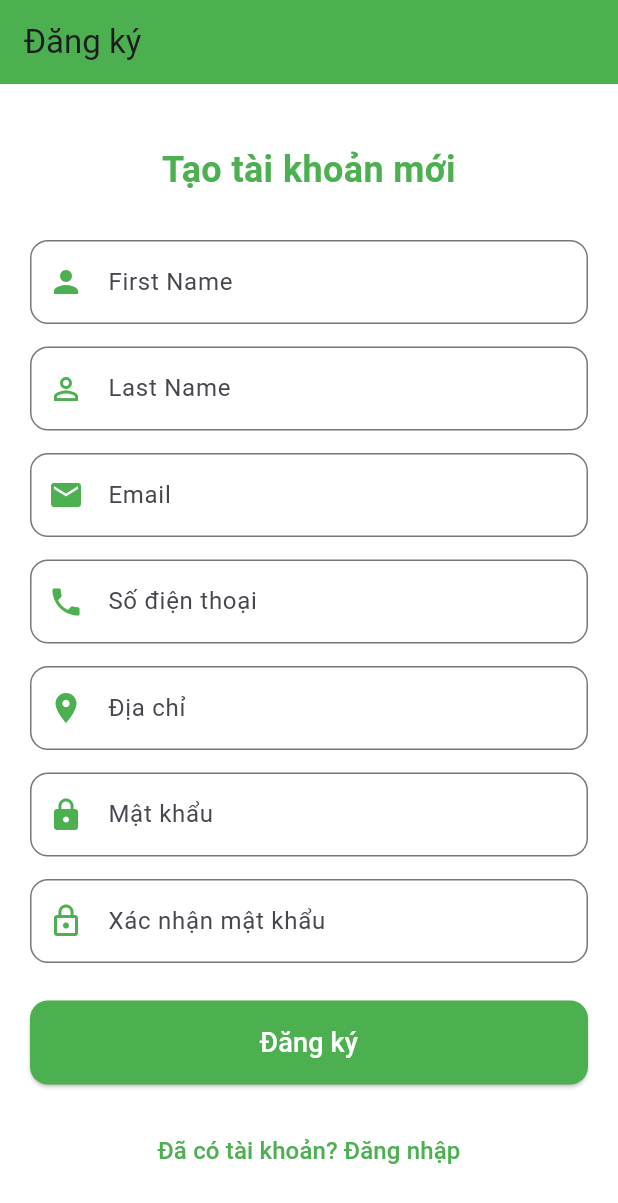
After one commit to hoquan04/flutter_final_sem4, a Flutter app: the screen it shows after launch, after a tap on "Chưa có tài khoản? Đăng ký", on a phone screen of 412 x 824 dp. The commit adds this screen. Shown: the top 1203 px of the screen. Run offline on Flutter 3.47's test engine with Material 3 defaults, Android fonts, the phone set to English and light mode, and no system bars; our stand-ins replace nb_utils, shared_preferences; network calls fail.

Commit message:
login and register

```diff
--- a/lib/data/model/user.dart
+++ b/lib/data/model/user.dart
@@ -5,7 +5,7 @@ class User {
   final String fullName;
   final String email;
   final String? phone;
-  final String passwordHash;
+  final String? passwordHash;
   final String? address;
   final UserRole role;
   final DateTime createdAt;
@@ -17,20 +17,22 @@ class User {
     this.phone,
     required this.passwordHash,
     this.address,
-    required this.role,
+    this.role = UserRole.Customer, // ✅ mặc định là Customer
     required this.createdAt,
   });
 
   factory User.fromJson(Map<String, dynamic> json) => User(
-    userId: json['userId'],
-    fullName: json['fullName'],
-    email: json['email'],
-    phone: json['phone'],
-    passwordHash: json['passwordHash'],
-    address: json['address'],
+    userId: json['userId'] ?? 0,
+    fullName: json['fullName'] ?? '',
+    email: json['email'] ?? '',
+    phone: json['phone'], // có thể null
+    passwordHash: json['passwordHash'], // có thể null
+    address: json['address'], // có thể null
     role: UserRole.values.firstWhere(
-            (e) => e.toString().split('.').last == json['role']),
-    createdAt: DateTime.parse(json['createdAt']),
+          (e) => e.toString().split('.').last == (json['role'] ?? 'Customer'),
+      orElse: () => UserRole.Customer,
+    ),
+    createdAt: DateTime.tryParse(json['createdAt'] ?? '') ?? DateTime.now(),
   );
 
   Map<String, dynamic> toJson() => {
--- a/lib/data/service/api_constants.dart
+++ b/lib/data/service/api_constants.dart
@@ -1,19 +1,15 @@
 class ApiConstants {
   // 👉 Nếu chạy trên emulator Android thì đổi localhost thành 10.0.2.2
-  //đây là cổng chạy gọi đến api phải là 10.0.2.2 chứ ko được gọi là localhost
   static const String domain = "10.0.2.2:7245";
-  // static const String domain = "10.0.2.2:7245"; // cho Android Emulator
   // static const String domain = "172.16.0.110:7245"; // cho device thật cùng WiFi
 
   // Base URL
   static String baseUrl = "http://$domain/api";
-
-  // Đường dẫn ảnh
-  // static String sourceImage = "https://localhost:58206/";
 
   // API endpoints
   static String productUrl = "$baseUrl/product";
   static String categoryUrl = "$baseUrl/category";
   static String orderUrl = "$baseUrl/order";
   static String brandUrl = "$baseUrl/brand";
+  static String authUrl = "$baseUrl/auth"; // thêm cho rõ ràng
 }
--- a/lib/main.dart
+++ b/lib/main.dart
@@ -1,3 +1,4 @@
+/*
 import 'package:flutter/material.dart';
 import 'package:flutter_final_sem4/ui/dashboard/dashboard_page.dart';
 import 'package:flutter_final_sem4/ui/home/home_page.dart';
@@ -18,3 +19,34 @@ class MyApp extends StatelessWidget {
     );
   }
 }
+*/
+
+import 'package:flutter/material.dart';
+import 'package:flutter_final_sem4/ui/auth/login_page.dart';
+import 'package:flutter_final_sem4/ui/auth/register_page.dart';
+import 'package:flutter_final_sem4/ui/dashboard/dashboard_page.dart';
+import 'package:flutter_final_sem4/ui/home/home_page.dart';
+
+void main() {
+  runApp(const MyApp());
+}
+
+class MyApp extends StatelessWidget {
+  const MyApp({super.key});
+
+  @override
+  Widget build(BuildContext context) {
+    return MaterialApp(
+      debugShowCheckedModeBanner: false,
+      title: "Shop Online",
+      // Khi chạy app sẽ hiển thị login trước
+      initialRoute: "/login",
+      routes: {
+        "/login": (context) => const LoginPage(),
+        "/register": (context) => const RegisterPage(),
+        "/home": (context) => const HomePage(),
+        "/dashboard": (context) => GroceryDashBoardScreen(),
+      },
+    );
+  }
+}
--- /dev/null
+++ b/lib/ui/auth/login_page.dart
@@ -0,0 +1,157 @@
+import 'package:flutter/material.dart';
+import 'package:flutter_final_sem4/data/repository/auth_repo.dart';
+import 'package:flutter_final_sem4/data/model/user.dart';
+
+class LoginPage extends StatefulWidget {
+  const LoginPage({super.key});
+
+  @override
+  State<LoginPage> createState() => _LoginPageState();
+}
+
+class _LoginPageState extends State<LoginPage> {
+  final _emailController = TextEditingController();
+  final _passwordController = TextEditingController();
+  final _authRepo = AuthRepository();
+  bool _loading = false;
+
+  Future<void> _login() async {
+    final email = _emailController.text.trim();
+    final pass = _passwordController.text.trim();
+
+    if (email.isEmpty || pass.isEmpty) {
+      ScaffoldMessenger.of(context).showSnackBar(
+        const SnackBar(content: Text("⚠️ Vui lòng nhập email và mật khẩu")),
+      );
+      return;
+    }
+
+    setState(() => _loading = true);
+
+    try {
+      User? user = await _authRepo.login(email, pass);
+
+      setState(() => _loading = false);
+
+      if (user != null) {
+        ScaffoldMessenger.of(context).showSnackBar(
+          const SnackBar(content: Text("✅ Đăng nhập thành công")),
+        );
+        Navigator.pushReplacementNamed(context, "/dashboard");
+      } else {
+        ScaffoldMessenger.of(context).showSnackBar(
+          const SnackBar(content: Text("❌ Sai email hoặc mật khẩu")),
+        );
+      }
+    } catch (e) {
+      setState(() => _loading = false);
+      ScaffoldMessenger.of(context).showSnackBar(
+        SnackBar(content: Text("Lỗi khi đăng nhập: $e")),
+      );
+    }
+  }
+
+  InputDecoration _inputStyle(String hint, IconData icon) {
+    return InputDecoration(
+      hintText: hint,
+      prefixIcon: Icon(icon, color: Colors.green),
+      filled: true,
+      fillColor: Colors.grey[100],
+      contentPadding: const EdgeInsets.symmetric(vertical: 16, horizontal: 20),
+      border: OutlineInputBorder(
+        borderRadius: BorderRadius.circular(30),
+        borderSide: BorderSide.none,
+      ),
+      focusedBorder: OutlineInputBorder(
+        borderRadius: BorderRadius.circular(30),
+        borderSide: const BorderSide(color: Colors.green, width: 2),
+      ),
+    );
+  }
+
+  @override
+  Widget build(BuildContext context) {
+    return Scaffold(
+      backgroundColor: Colors.white,
+      appBar: AppBar(
+        title: const Text("Đăng nhập"),
+        backgroundColor: Colors.green,
+      ),
+      body: Center(
+        child: SingleChildScrollView(
+          padding: const EdgeInsets.all(24),
+          child: Column(
+            children: [
+              const Icon(Icons.shopping_cart, size: 80, color: Colors.green),
+              const SizedBox(height: 20),
+              const Text(
+                "Chào mừng trở lại",
+                style: TextStyle(
+                  fontSize: 24,
+                  fontWeight: FontWeight.bold,
+                  color: Colors.green,
+                ),
+              ),
+              const SizedBox(height: 30),
+
+              // Email
+              TextField(
+                controller: _emailController,
+                keyboardType: TextInputType.emailAddress,
+                decoration: _inputStyle("Email", Icons.email),
+              ),
+              const SizedBox(height: 16),
+
+              // Password
+              TextField(
+                controller: _passwordController,
+                obscureText: true,
+                decoration: _inputStyle("Mật khẩu", Icons.lock),
+              ),
+              const SizedBox(height: 24),
+
+              // Nút đăng nhập
+              SizedBox(
+                width: double.infinity,
+                height: 50,
+                child: ElevatedButton(
+                  style: ElevatedButton.styleFrom(
+                    backgroundColor: Colors.green,
+                    shape: RoundedRectangleBorder(
+                      borderRadius: BorderRadius.circular(30),
+                    ),
+                  ),
+                  onPressed: _loading ? null : _login,
+                  child: _loading
+                      ? const SizedBox(
+                    width: 24,
+                    height: 24,
+                    child: CircularProgressIndicator(
+                      strokeWidth: 2,
+                      color: Colors.white,
+                    ),
+                  )
+                      : const Text(
+                    "Đăng nhập",
+                    style: TextStyle(fontSize: 18, color: Colors.white),
+                  ),
+                ),
+              ),
+
+              const SizedBox(height: 20),
+              GestureDetector(
+                onTap: () {
+                  Navigator.pushReplacementNamed(context, "/register");
+                },
+                child: const Text(
+                  "Chưa có tài khoản? Đăng ký",
+                  style: TextStyle(color: Colors.green, fontSize: 16),
+                ),
+              )
+            ],
+          ),
+        ),
+      ),
+    );
+  }
+}
--- /dev/null
+++ b/lib/ui/auth/register_page.dart
@@ -0,0 +1,146 @@
+import 'package:flutter/material.dart';
+import 'package:flutter_final_sem4/data/repository/auth_repo.dart';
+
+class RegisterPage extends StatefulWidget {
+  const RegisterPage({super.key});
+
+  @override
+  State<RegisterPage> createState() => _RegisterPageState();
+}
+
+class _RegisterPageState extends State<RegisterPage> {
+  final TextEditingController firstNameCtrl = TextEditingController();
+  final TextEditingController lastNameCtrl = TextEditingController();
+  final TextEditingController emailCtrl = TextEditingController();
+  final TextEditingController phoneCtrl = TextEditingController();
+  final TextEditingController addressCtrl = TextEditingController();
+  final TextEditingController passwordCtrl = TextEditingController();
+  final TextEditingController confirmPasswordCtrl = TextEditingController();
+
+  bool isLoading = false;
+
+  Future<void> register() async {
+    final firstName = firstNameCtrl.text.trim();
+    final lastName = lastNameCtrl.text.trim();
+    final email = emailCtrl.text.trim();
+    final phone = phoneCtrl.text.trim();
+    final address = addressCtrl.text.trim();
+    final password = passwordCtrl.text.trim();
+    final confirmPassword = confirmPasswordCtrl.text.trim();
+
+    if ([firstName, lastName, email, phone, address, password, confirmPassword]
+        .any((e) => e.isEmpty)) {
+      ScaffoldMessenger.of(context).showSnackBar(
+        const SnackBar(content: Text("⚠️ Vui lòng điền đầy đủ thông tin")),
+      );
+      return;
+    }
+
+    setState(() => isLoading = true);
+
+    final success = await AuthRepository().register(
+      firstName: firstName,
+      lastName: lastName,
+      email: email,
+      phone: phone,
+      address: address,
+      password: password,
+      confirmPassword: confirmPassword,
+    );
+
+    setState(() => isLoading = false);
+
+    if (success) {
+      ScaffoldMessenger.of(context).showSnackBar(
+        const SnackBar(content: Text("✅ Đăng ký thành công")),
+      );
+      Navigator.pushReplacementNamed(context, "/login");
+    } else {
+      ScaffoldMessenger.of(context).showSnackBar(
+        const SnackBar(content: Text("❌ Đăng ký thất bại, thử lại sau")),
+      );
+    }
+  }
+
+  InputDecoration _inputStyle(String label, IconData icon) {
+    return InputDecoration(
+      labelText: label,
+      prefixIcon: Icon(icon, color: Colors.green),
+      border: OutlineInputBorder(borderRadius: BorderRadius.circular(12)),
+      focusedBorder: OutlineInputBorder(
+        borderRadius: BorderRadius.circular(12),
+        borderSide: const BorderSide(color: Colors.green, width: 2),
+      ),
+    );
+  }
+
+  @override
+  Widget build(BuildContext context) {
+    return Scaffold(
+      backgroundColor: Colors.white,
+      appBar: AppBar(
+        title: const Text("Đăng ký"),
+        backgroundColor: Colors.green,
+      ),
+      body: SingleChildScrollView(
+        padding: const EdgeInsets.all(20),
+        child: Column(
+          crossAxisAlignment: CrossAxisAlignment.stretch,
+          children: [
+            const SizedBox(height: 20),
+            const Text(
+              "Tạo tài khoản mới",
+              style: TextStyle(fontSize: 24, fontWeight: FontWeight.bold, color: Colors.green),
+              textAlign: TextAlign.center,
+            ),
+            const SizedBox(height: 30),
+
+            TextField(controller: firstNameCtrl, decoration: _inputStyle("First Name", Icons.person)),
+            const SizedBox(height: 15),
+            TextField(controller: lastNameCtrl, decoration: _inputStyle("Last Name", Icons.person_outline)),
+            const SizedBox(height: 15),
+            TextField(controller: emailCtrl, decoration: _inputStyle("Email", Icons.email)),
+            const SizedBox(height: 15),
+            TextField(controller: phoneCtrl, decoration: _inputStyle("Số điện thoại", Icons.phone)),
+            const SizedBox(height: 15),
+            TextField(controller: addressCtrl, decoration: _inputStyle("Địa chỉ", Icons.location_on)),
+            const SizedBox(height: 15),
+            TextField(
+              controller: passwordCtrl,
+              obscureText: true,
+              decoration: _inputStyle("Mật khẩu", Icons.lock),
+            ),
+            const SizedBox(height: 15),
+            TextField(
+              controller: confirmPasswordCtrl,
+              obscureText: true,
+              decoration: _inputStyle("Xác nhận mật khẩu", Icons.lock_outline),
+            ),
+
+            const SizedBox(height: 25),
+            isLoading
+                ? const Center(child: CircularProgressIndicator(color: Colors.green))
+                : ElevatedButton(
+              style: ElevatedButton.styleFrom(
+                backgroundColor: Colors.green,
+                padding: const EdgeInsets.symmetric(vertical: 15),
+                shape: RoundedRectangleBorder(borderRadius: BorderRadius.circular(12)),
+              ),
+              onPressed: register,
+              child: const Text("Đăng ký", style: TextStyle(fontSize: 18, color: Colors.white)),
+            ),
+
+            const SizedBox(height: 20),
+            TextButton(
+              onPressed: () => Navigator.pushReplacementNamed(context, "/login"),
+              child: const Text(
+                "Đã có tài khoản? Đăng nhập",
+                style: TextStyle(color: Colors.green, fontSize: 16),
+              ),
+            ),
+          ],
+        ),
+      ),
+    );
+  }
+}
--- a/pubspec.yaml
+++ b/pubspec.yaml
@@ -68,8 +68,8 @@ flutter:
 
   # To add assets to your application, add an assets section, like this:
   assets:
-    - assets/fonts/
-    - assets/icons/
+    # - assets/fonts/
+   # - assets/icons/
     - assets/images/
     - assets/images/grocery/
 
```
Also changed, not shown: lib/data/model/SignUpRequest.dart (added, +23 -0 lines), lib/data/repository/auth_repo.dart (added, +105 -0 lines), lib/ui/profile/profile_page.dart (+68 -13 lines), 26 other files.
